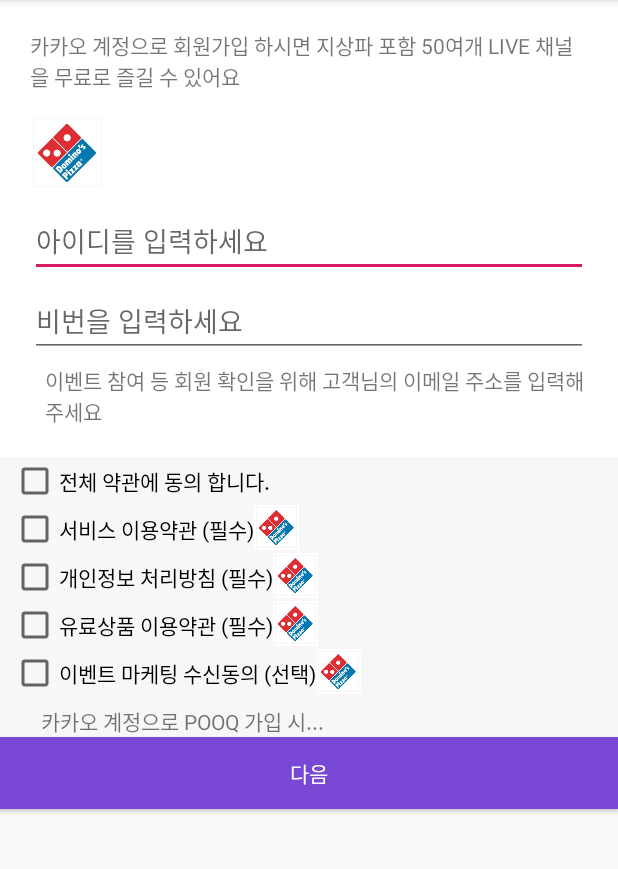
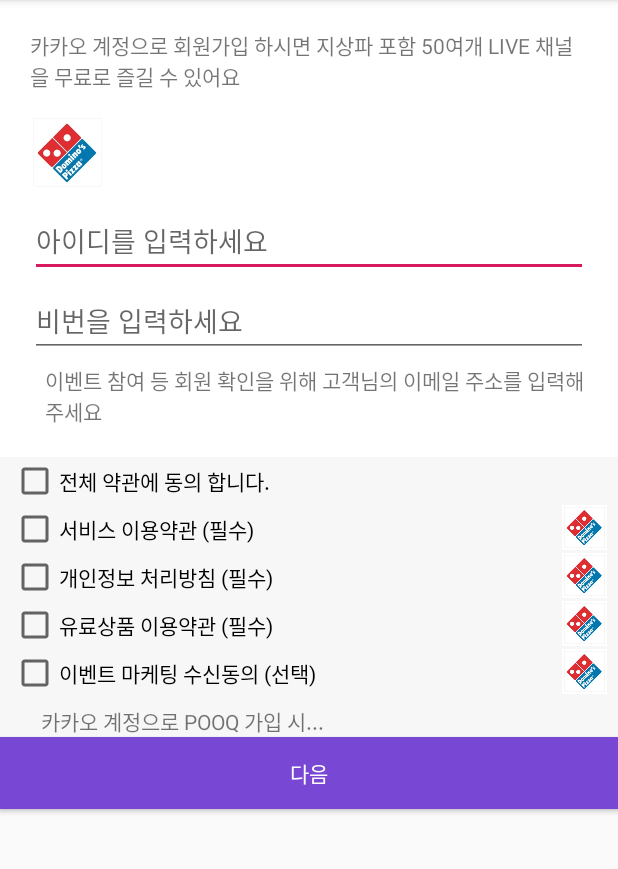
Before and after one commit to mmacarons/20181215_01_HelloWorld, an Android app: the screen it shows after launch (SignUpActivity), on a phone screen of 412 x 824 dp, the part 84-953 px from its top. Run offline under Robolectric (Android 15) with nearby library versions, the phone set to English and light mode, and no system bars.

Commit message:
약관 체크박스 / 이미지 간격 자동화

```diff
--- a/app/src/main/res/layout/activity_sign_up.xml
+++ b/app/src/main/res/layout/activity_sign_up.xml
@@ -78,6 +78,11 @@
                 android:layout_height="wrap_content"
                 android:text="서비스 이용약관 (필수)"/>
 
+            <TextView
+                android:layout_width="0dp"
+                android:layout_height="wrap_content"
+                android:layout_weight="1"/>
+
             <ImageView
                 android:layout_width="30dp"
                 android:layout_height="30dp"
@@ -94,6 +99,11 @@
                 android:layout_width="wrap_content"
                 android:layout_height="wrap_content"
                 android:text="개인정보 처리방침 (필수)"/>
+
+            <TextView
+                android:layout_width="0dp"
+                android:layout_height="wrap_content"
+                android:layout_weight="1"/>
 
             <ImageView
                 android:layout_width="30dp"
@@ -112,6 +122,11 @@
                 android:layout_height="wrap_content"
                 android:text="유료상품 이용약관 (필수)"/>
 
+            <TextView
+                android:layout_width="0dp"
+                android:layout_height="wrap_content"
+                android:layout_weight="1"/>
+
             <ImageView
                 android:layout_width="30dp"
                 android:layout_height="30dp"
@@ -128,6 +143,11 @@
                 android:layout_width="wrap_content"
                 android:layout_height="wrap_content"
                 android:text="이벤트 마케팅 수신동의 (선택)"/>
+
+            <TextView
+                android:layout_width="0dp"
+                android:layout_height="wrap_content"
+                android:layout_weight="1"/>
 
             <ImageView
                 android:layout_width="30dp"
```
